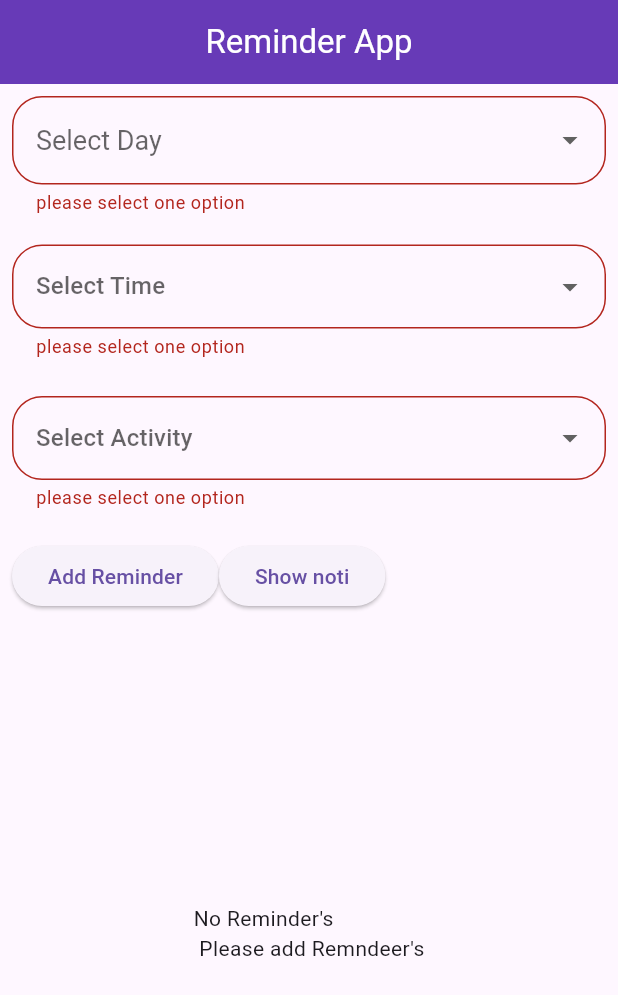
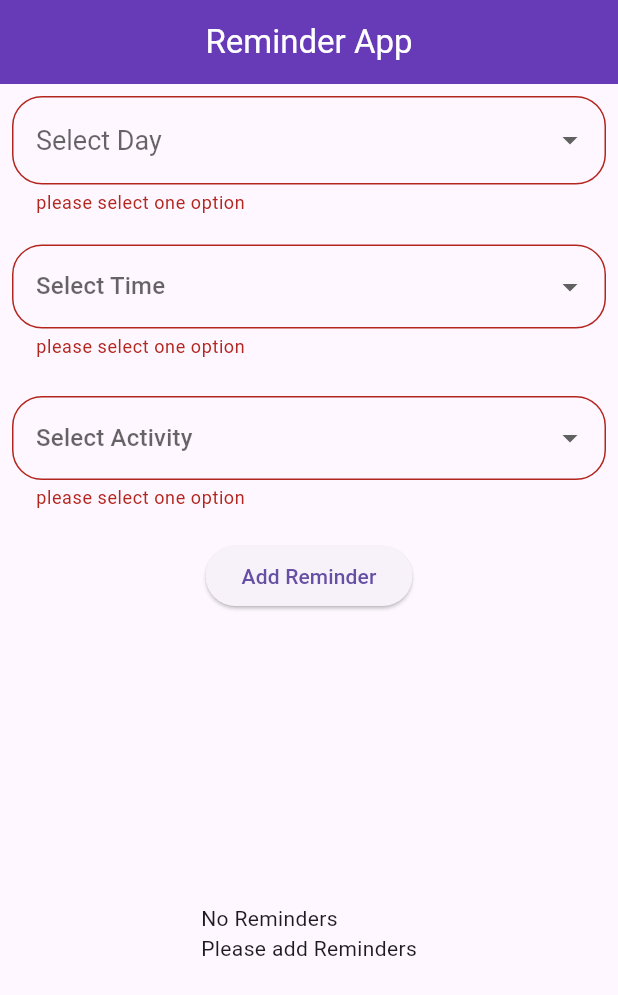
Before and after one commit to GopiChandB1644/reminder_flutter_mobile, a Flutter app: the screen it shows after launch, after a tap on "Add Reminder", on a phone screen of 412 x 824 dp. Shown: the top 995 px of the screen. Run offline on Flutter 3.47's test engine with Material 3 defaults, Android fonts, the phone set to English and light mode, and no system bars; our stand-ins replace flutter_local_notifications, flutter_timezone, permission_handler, shared_preferences, timezone.

Commit message:
feat: implement local notifications for reminders
- Added notification service to schedule and display alerts
- Integrated notifications with existing reminder creation

```diff
--- a/lib/main.dart
+++ b/lib/main.dart
@@ -1,34 +1,12 @@
-
 import 'package:flutter/material.dart';
 import 'package:reminderapp/notification/notification_service.dart';
 
 import 'package:reminderapp/presentations/home_view.dart';
-//import 'package:local_noti_tutorial/noti_service.dart';
-
-
 
 Future<void> main() async {
   WidgetsFlutterBinding.ensureInitialized();
 
-  //initNotifications:
-  NotificationService().initNotification();
-
-  // Initialize timezone package
-  //tz.initializeTimeZones();
-
-  // Get the local timezone from the device
-  // final String timeZoneName = await FlutterNativeTimezone.getLocalTimezone();
-  // tz.setLocalLocation(tz.getLocation(timeZoneName));
-
-  // Initialize notifications
-  // const AndroidInitializationSettings androidSettings =
-  //     AndroidInitializationSettings('@mipmap/ic_launcher');
-
-  // const InitializationSettings initializationSettings = InitializationSettings(
-  //   android: androidSettings,
-  // );
-
-  // await flutterLocalNotificationsPlugin.initialize(initializationSettings);
+  await NotificationService().initNotification();
 
   runApp(const MainApp());
 }
@@ -38,6 +16,9 @@ class MainApp extends StatelessWidget {
 
   @override
   Widget build(BuildContext context) {
-    return const MaterialApp(home: HomeView());
+    return const MaterialApp(
+      debugShowCheckedModeBanner: false,
+      home: HomeView(),
+    );
   }
 }
--- a/lib/presentations/home_view.dart
+++ b/lib/presentations/home_view.dart
@@ -1,16 +1,9 @@
-// home_view.dart
 import 'package:flutter/material.dart';
-//import 'package:flutter_local_notifications/flutter_local_notifications.dart';
 import 'package:intl/intl.dart';
 import 'package:reminderapp/model/reminder_model.dart';
 import 'package:reminderapp/notification/notification_service.dart';
-//import 'package:reminder_app/main.dart'; // access flutterLocalNotificationsPlugin and scheduling functions
-//import 'package:reminder_app/model/reminder_model.dart';
-//import 'package:reminder_app/storage/reminder_storage.dart';
 import 'package:reminderapp/storage/reminder_storage.dart';
-// import 'package:timezone/timezone.dart' as tz;
-// import 'package:permission_handler/permission_handler.dart'; // added
-// import 'package:flutter_local_notifications/flutter_local_notifications.dart';
+import 'package:permission_handler/permission_handler.dart';
 
 class HomeView extends StatefulWidget {
   const HomeView({super.key});
@@ -34,6 +27,7 @@ class _HomeViewState extends State<HomeView> {
     'Thursday',
     'Friday',
     'Saturday',
+    'Sunday',
   ];
 
   // Activity List
@@ -55,22 +49,62 @@ class _HomeViewState extends State<HomeView> {
   void initState() {
     super.initState();
 
-    // Request notification permission on app start
-    //requestNotificationPermission();
-
+    // Load existing reminders
     ReminderStorage.getReminders().then((loadedReminders) {
       setState(() {
         reminders = loadedReminders;
       });
     });
+
+    //  REQUEST PERMISSION ON APP START
+    WidgetsBinding.instance.addPostFrameCallback((_) {
+      _requestNotificationPermission();
+    });
   }
 
-  // Request notification permission (Android 13+)
-  // Future<void> requestNotificationPermission() async {
-  //   if (await Permission.notification.isDenied) {
-  //     await Permission.notification.request();
-  //   }
-  // }
+  //  ADD THIS METHOD
+  Future<void> _requestNotificationPermission() async {
+    final status = await Permission.notification.status;
+
+    if (!status.isGranted) {
+      final result = await Permission.notification.request();
+      if (result.isGranted) {
+        print('Notification permission granted');
+      } else if (result.isPermanentlyDenied) {
+        // Show dialog to open settings
+        _showPermissionDialog();
+      }
+    }
+  }
+
+  void _showPermissionDialog() {
+    showDialog(
+      context: context,
+      builder: (context) => AlertDialog(
+        title: Text('Notification Permission Required'),
+        content: Text(
+          'Please enable notifications in app settings to receive reminders.',
+        ),
+        actions: [
+          TextButton(
+            onPressed: () => Navigator.pop(context),
+            child: Text('Cancel'),
+          ),
+          TextButton(
+            onPressed: () {
+              Navigator.pop(context);
+              openAppSettings();
+            },
+            child: Text('Open Settings'),
+          ),
+        ],
+      ),
+    );
+  }
+
+  int _generateNotificationId() {
+    return DateTime.now().millisecondsSinceEpoch.remainder(100000);
+  }
 
   // Time Formatting
   String get formattedTime {
@@ -83,7 +117,7 @@ class _HomeViewState extends State<HomeView> {
       selectedTime!.hour,
       selectedTime!.minute,
     );
-    return DateFormat.jm().format(dt); // e.g., 4:30 PM
+    return DateFormat.jm().format(dt);
   }
 
   Future<void> _pickedTime(BuildContext context) async {
@@ -98,80 +132,6 @@ class _HomeViewState extends State<HomeView> {
       });
     }
   }
-
-  // *** Helper functions for scheduling notifications ***
-
-  // int _weekdayToInt(String day) {
-  //   switch (day) {
-  //     case 'Monday':
-  //       return DateTime.monday;
-  //     case 'Tuesday':
-  //       return DateTime.tuesday;
-  //     case 'Wednesday':
-  //       return DateTime.wednesday;
-  //     case 'Thursday':
-  //       return DateTime.thursday;
-  //     case 'Friday':
-  //       return DateTime.friday;
-  //     case 'Saturday':
-  //       return DateTime.saturday;
-  //     default:
-  //       return DateTime.monday;
-  //   }
-  // }
-
-  // tz.TZDateTime _nextInstanceOfDayTime(String day, TimeOfDay time) {
-  //   final now = tz.TZDateTime.now(tz.local);
-  //   int weekday = _weekdayToInt(day);
-
-  //   tz.TZDateTime scheduledDate = tz.TZDateTime(
-  //     tz.local,
-  //     now.year,
-  //     now.month,
-  //     now.day,
-  //     time.hour,
-  //     time.minute,
-  //   );
-
-  //   int daysToAdd = (weekday - scheduledDate.weekday) % 7;
-  //   if (daysToAdd == 0 && scheduledDate.isBefore(now)) {
-  //     daysToAdd = 7;
-  //   }
-
-  //   scheduledDate = scheduledDate.add(Duration(days: daysToAdd));
-  //   return scheduledDate;
-  //}
-  //
-  // Future<void> scheduleNotification(
-  //   String title,
-  //   String body,
-  //   tz.TZDateTime scheduledDate,
-  // ) async {
-  //   const AndroidNotificationDetails androidDetails =
-  //       AndroidNotificationDetails(
-  //         'reminder_channel_id',
-  //         'Reminders',
-  //         channelDescription: 'Channel for reminder notifications',
-  //         importance: Importance.max,
-  //         priority: Priority.high,
-  //       );
-  //
-  //   const NotificationDetails platformDetails = NotificationDetails(
-  //     android: androidDetails,
-  //   );
-  //
-  //   // Use millisecondsSinceEpoch ~/ 1000 as unique notification ID
-  //   int notificationId = scheduledDate.millisecondsSinceEpoch ~/ 1000;
-  //
-  //   await flutterLocalNotificationsPlugin.zonedSchedule(
-  //     scheduledDate.hashCode,
-  //     title,
-  //     body,
-  //     scheduledDate,
-  //     platformDetails,
-  //     androidScheduleMode: AndroidScheduleMode.exactAllowWhileIdle,
-  //   );
-  // }
 
   @override
   Widget build(BuildContext context) {
@@ -272,33 +232,59 @@ class _HomeViewState extends State<HomeView> {
                 },
               ),
               SizedBox(height: 20),
-              Row(
-                children: [
-                  ElevatedButton(
+              Center(
+                child: ElevatedButton(
                   onPressed: () async {
                     if (_formkey.currentState!.validate()) {
+                      // CHECK PERMISSION FIRST
+                      final hasPermission =
+                          await Permission.notification.status;
+
+                      if (!hasPermission.isGranted) {
+                        ScaffoldMessenger.of(context).showSnackBar(
+                          SnackBar(
+                            content: Text(
+                              'Please allow notifications to set reminders',
+                            ),
+                            backgroundColor: Colors.red,
+                            action: SnackBarAction(
+                              label: 'Allow',
+                              onPressed: () async {
+                                await Permission.notification.request();
+                              },
+                            ),
+                          ),
+                        );
+                        return;
+                      }
+                      final notificationId = _generateNotificationId();
+
                       ReminderModel reminder = ReminderModel(
-                          day: "$selectedDay",
+                        day: selectedDay!,
                         time: formattedTime,
-                          activity: "$selectedActivity",
+                        activity: selectedActivity!,
+                        notificationId: notificationId,
                       );
+
+                      try {
+                        await NotificationService().scheduleNotificationForDay(
+                          id: notificationId,
+                          title: "Reminder: $selectedActivity",
+                          body: "Time for $selectedActivity!",
+                          dayName: selectedDay!,
+                          hour: selectedTime!.hour,
+                          minute: selectedTime!.minute,
+                        );
+
                         reminders.add(reminder);
                         await ReminderStorage.saveReminders(reminders);
 
-                        // Schedule notification (fixed here)
-                        if (selectedDay != null &&
-                            selectedTime != null &&
-                            selectedActivity != null) {
-                          // final scheduledDate = _nextInstanceOfDayTime(
-                          //   selectedDay!,
-                          //   selectedTime!,
-                          // );
-                          // await scheduleNotification(
-                          //   'Reminder for $selectedActivity',
-                          //   'It\'s time for your activity!',
-                          //   scheduledDate,
-                          // );
-                        }
+                        ScaffoldMessenger.of(context).showSnackBar(
+                          SnackBar(
+                            content: Text('Reminder scheduled successfully!'),
+                            backgroundColor: Colors.green,
+                          ),
+                        );
 
                         setState(() {
                           selectedDay = null;
@@ -306,29 +292,23 @@ class _HomeViewState extends State<HomeView> {
                           _selectedTimeText = "Select Time";
                           selectedActivity = null;
                         });
+                      } catch (e) {
+                        ScaffoldMessenger.of(context).showSnackBar(
+                          SnackBar(
+                            content: Text('Failed to schedule reminder: $e'),
+                            backgroundColor: Colors.red,
+                          ),
+                        );
                       }
-                      setState(() {});
-                      print("list:${reminders.length}");
+                    }
                   },
                   child: Text("Add Reminder"),
                 ),
-                  ElevatedButton(
-                    onPressed: () {
-                      NotificationService().showNotification(
-                        title: "title",
-                        body: "body",
-                      );
-                    },
-                    child: Text("Show noti"),
-                  ),
-                ],
               ),
               SizedBox(height: 20),
               Expanded(
                 child: reminders.isEmpty
-                    ? Center(
-                        child: Text("No Reminder's \n Please add Remndeer's"),
-                      )
+                    ? Center(child: Text("No Reminders \nPlease add Reminders"))
                     : ListView.builder(
                         itemCount: reminders.length,
                         itemBuilder: (context, index) {
@@ -343,11 +323,30 @@ class _HomeViewState extends State<HomeView> {
                               ),
                               trailing: IconButton(
                                 icon: Icon(Icons.delete, color: Colors.red),
-                                onPressed: () {
+                                onPressed: () async {
+                                  // Cancel the notification before removing the reminder
+                                  await NotificationService()
+                                      .cancelNotification(
+                                        reminder.notificationId,
+                                      );
+
                                   setState(() {
                                     reminders.removeAt(index);
-                                    ReminderStorage.saveReminders(reminders);
                                   });
+
+                                  await ReminderStorage.saveReminders(
+                                    reminders,
+                                  );
+
+                                  //  Show confirmation message
+                                  ScaffoldMessenger.of(context).showSnackBar(
+                                    SnackBar(
+                                      content: Text(
+                                        'Reminder deleted and notification cancelled',
+                                      ),
+                                      backgroundColor: Colors.orange,
+                                    ),
+                                  );
                                 },
                               ),
                             ),
--- a/pubspec.yaml
+++ b/pubspec.yaml
@@ -12,6 +12,9 @@ dependencies:
   intl: ^0.20.2
   shared_preferences: ^2.5.3
   flutter_local_notifications: ^19.4.0
+  timezone: ^0.10.1
+  flutter_timezone: ^4.1.1
+  permission_handler: ^12.0.1
 
 dev_dependencies:
   flutter_test:
```
Also changed, not shown: lib/model/reminder_model.dart (+9 -1 lines), lib/notification/notification_service.dart (+146 -8 lines), flutter_01.png (added), pubspec.lock, 7 other files. Lines whose indentation alone changed are shown as unchanged.
